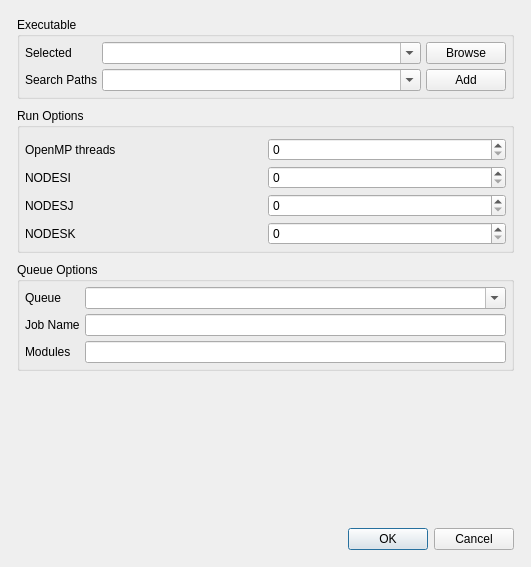
truongd8593/mfix, file gui/uifiles/run_popup.ui: the form before one commit.
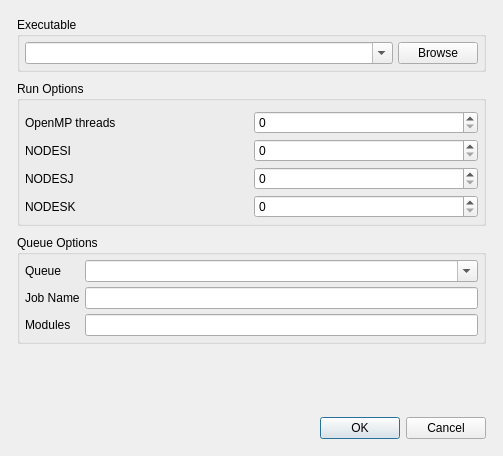
The form after the commit.

Commit message: run pane/dialog experiment

Patch:
```diff
--- a/gui/uifiles/run_popup.ui
+++ b/gui/uifiles/run_popup.ui
@@ -6,8 +6,8 @@
    <rect>
     <x>0</x>
     <y>0</y>
-    <width>531</width>
-    <height>567</height>
+    <width>503</width>
+    <height>456</height>
    </rect>
   </property>
   <property name="windowTitle">
@@ -227,40 +227,13 @@
           <number>5</number>
          </property>
          <item row="0" column="0">
-          <widget class="QLabel" name="label_3">
-           <property name="sizePolicy">
-            <sizepolicy hsizetype="Maximum" vsizetype="Preferred">
-             <horstretch>0</horstretch>
-             <verstretch>0</verstretch>
-            </sizepolicy>
-           </property>
-           <property name="text">
-            <string>Selected</string>
-           </property>
-          </widget>
-         </item>
-         <item row="3" column="0">
-          <widget class="QLabel" name="label_4">
-           <property name="text">
-            <string>Search Paths</string>
-           </property>
-          </widget>
-         </item>
-         <item row="0" column="1">
           <widget class="QComboBox" name="comboBox_2">
            <property name="editable">
             <bool>true</bool>
            </property>
           </widget>
          </item>
-         <item row="3" column="1">
-          <widget class="QComboBox" name="comboBox_3">
-           <property name="editable">
-            <bool>true</bool>
-           </property>
-          </widget>
-         </item>
-         <item row="0" column="2">
+         <item row="0" column="1">
           <widget class="QPushButton" name="pushButton">
            <property name="sizePolicy">
             <sizepolicy hsizetype="Maximum" vsizetype="Fixed">
@@ -273,13 +246,6 @@
            </property>
           </widget>
          </item>
-         <item row="3" column="2">
-          <widget class="QPushButton" name="pushButton_2">
-           <property name="text">
-            <string>Add</string>
-           </property>
-          </widget>
-         </item>
         </layout>
        </widget>
       </item>
```
The commit also changes 1 other file.
